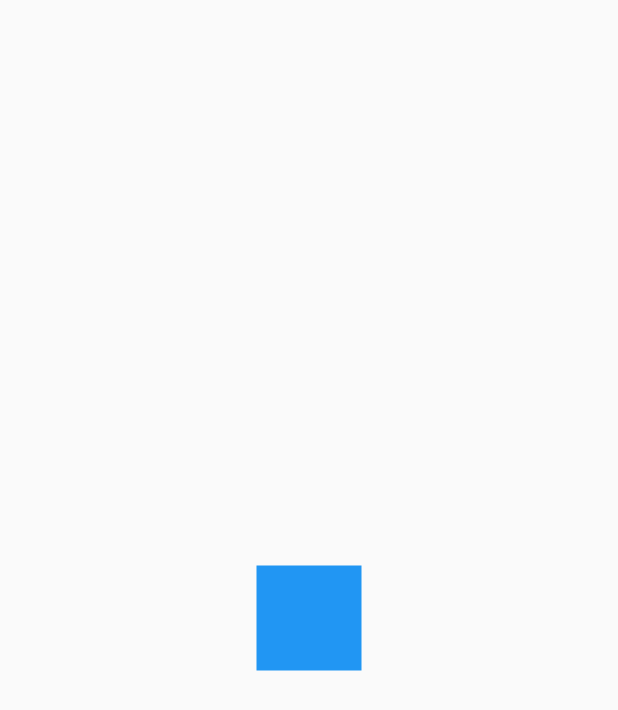
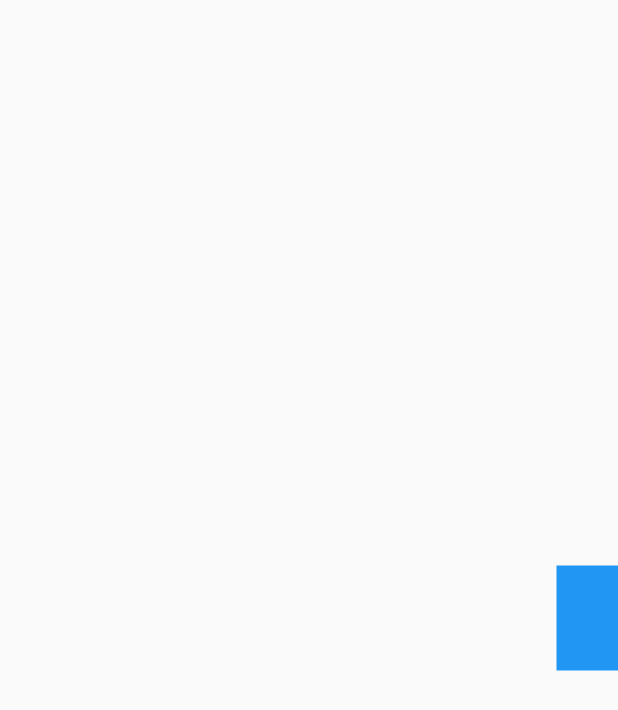
Before and after one commit to Alejandrofenix/AlejandrofenixFlutter-Animaciones-Personalizadas, a Flutter app: the screen it shows after launch, on a phone screen of 412 x 824 dp. Shown: the top 710 px of the screen. Run offline on Flutter 3.47's test engine with Material 2 defaults, Android fonts, the phone set to English and light mode, and no system bars.

Commit message:
Se agrego movimiento hacia un lateral de la pantalla

```diff
--- a/lib/srs/pages/animaciones_page.dart
+++ b/lib/srs/pages/animaciones_page.dart
@@ -22,18 +22,22 @@ class _CuadradoAnimadoState extends State<CuadradoAnimado>
   late AnimationController controller;
   late Animation<double> rotacion;
   late Animation<double> opacidad;
+  late Animation<double> moverDerecha;
 
   @override
   void initState() {
     controller = new AnimationController(
         vsync: this, duration: Duration(milliseconds: 4000));
 
-    rotacion = Tween(begin: 0.0, end: 4.0 * math.pi)
-        .animate(CurvedAnimation(parent: controller, curve: Curves.bounceOut));
+    rotacion = Tween(begin: 0.0, end: 4.0 * math.pi).animate(
+        CurvedAnimation(parent: controller, curve: Curves.easeOutCubic));
 
     opacidad = Tween(begin: 0.1, end: 1.0).animate(CurvedAnimation(
         parent: controller,
         curve: Interval(0.0, 0.25, curve: Curves.easeOutCirc)));
+
+    moverDerecha = Tween(begin: 0.0, end: 200.0)
+        .animate(CurvedAnimation(parent: controller, curve: Curves.easeOut));
 
     controller.addListener(() {
       print('Status: ' + controller.status.toString());
@@ -60,12 +64,15 @@ class _CuadradoAnimadoState extends State<CuadradoAnimado>
       animation: controller,
       child: _Rectangulo(),
       builder: (BuildContext context, Widget? childRectangulo) {
-        return Transform.rotate(
-            angle: rotacion.value,
-            child: Opacity(
-              opacity: opacidad.value,
-              child: childRectangulo,
-            ));
+        return Transform.translate(
+          offset: Offset(moverDerecha.value, 0),
+          child: Transform.rotate(
+              angle: rotacion.value,
+              child: Opacity(
+                opacity: opacidad.value,
+                child: childRectangulo,
+              )),
+        );
       },
     );
   }
```
